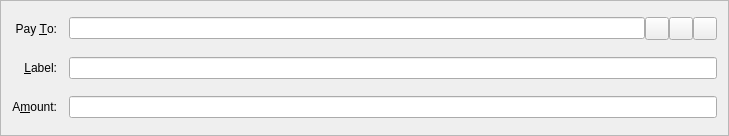
The window that src/qt/forms/sendcoinsentry.ui (Crypto-Currency/Emerald-OLD---DO-NOT-USE) describes before a commit, drawn with Qt 5.
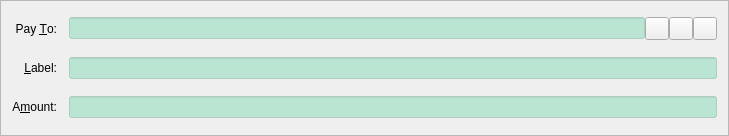
The same window after the commit. Icons and pictures are not drawn. Custom widgets are drawn as their Qt base class.

Commit message: more color changes for qt wallet

```diff
--- a/src/qt/forms/sendcoinsentry.ui
+++ b/src/qt/forms/sendcoinsentry.ui
@@ -10,6 +10,11 @@
     <height>136</height>
    </rect>
   </property>
+  <property name="font">
+   <font>
+    <family>Ubuntu</family>
+   </font>
+  </property>
   <property name="windowTitle">
    <string>Form</string>
   </property>
@@ -50,7 +55,12 @@
     </widget>
    </item>
    <item row="5" column="1">
-    <widget class="BitcoinAmountField" name="payAmount"/>
+    <widget class="BitcoinAmountField" name="payAmount">
+       <property name="styleSheet">
+        <string notr="true">background-color: rgba(102,215,167, 100);
+selection-background-color: rgba(0, 150, 0, 200);</string>
+       </property>
+    </widget>
    </item>
    <item row="4" column="0">
     <widget class="QLabel" name="label_4">
@@ -75,6 +85,10 @@
        <property name="toolTip">
         <string>The address to send the payment to (e.g. Es4vLXAEc5CrWLvqT9HAZyJMmH872UFDYz)</string>
        </property>
+       <property name="styleSheet">
+        <string notr="true">background-color: rgba(102,215,167, 100);
+selection-background-color: rgba(0, 150, 0, 200);</string>
+       </property>
        <property name="maxLength">
         <number>34</number>
        </property>
@@ -135,6 +149,10 @@
      <property name="toolTip">
       <string>Enter a label for this address to add it to your address book</string>
      </property>
+       <property name="styleSheet">
+        <string notr="true">background-color: rgba(102,215,167, 100);
+selection-background-color: rgba(0, 150, 0, 200);</string>
+       </property>
     </widget>
    </item>
   </layout>
```
The commit also changes 3 other files.
